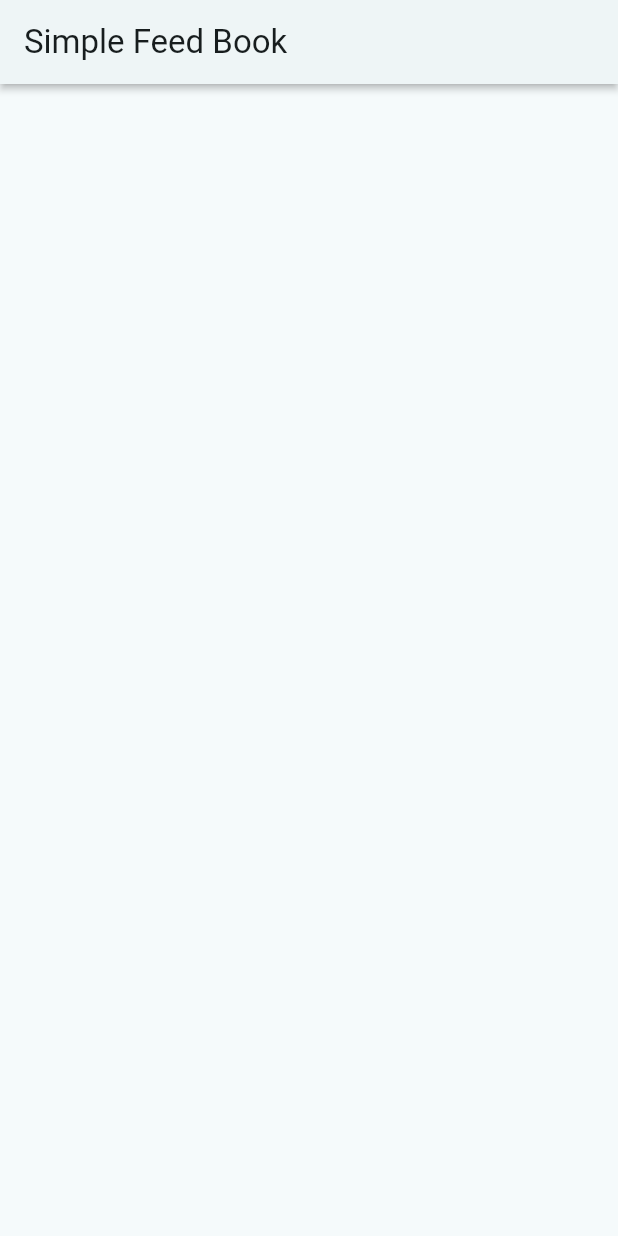
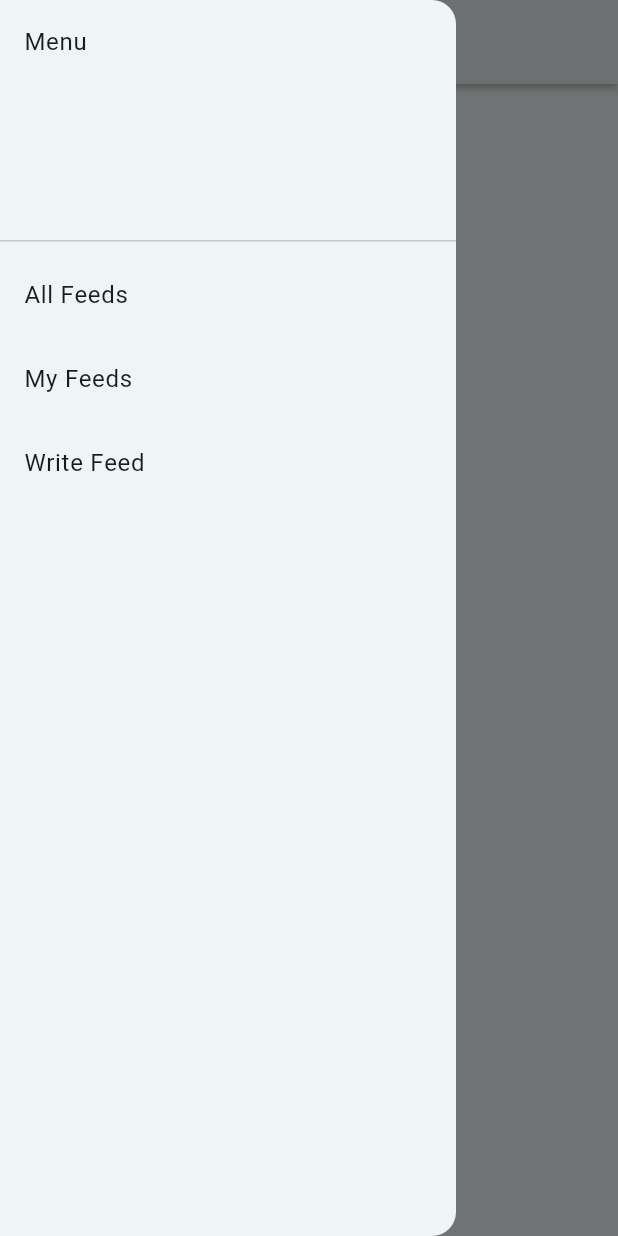
Before and after one commit to GuardJo/simple-feed-book, a Flutter app: the screen it shows after launch, with the side drawer open (before the commit the screen has no drawer), on a phone screen of 412 x 824 dp. Run offline on Flutter 3.47's test engine with Material 3 defaults, Android fonts, the phone set to English and light mode, and no system bars.

Commit message:
#5 사이드 바 메뉴 화면 구현
- AllFeed, MyFeed, WriteFeed 메뉴 탭 구현
    - Scaffold widget 내 하위 속성 중 drawer 속성을 기반으로 구현
- 메인 페이지 별도 객체로 분리

```diff
--- a/frontend/feedbook_ui/lib/main.dart
+++ b/frontend/feedbook_ui/lib/main.dart
@@ -1,30 +1,6 @@
+import 'package:feedbook_ui/pages/main_page.dart';
 import 'package:flutter/material.dart';
 
 void main() {
-  runApp(const MyApp());
+  runApp(const AllFeedPage());
 }
-
-class MyApp extends StatelessWidget {
-  final String _appName = "Simple Feed Book";
-  const MyApp({super.key});
-
-  // This widget is the root of your application.
-  @override
-  Widget build(BuildContext context) {
-    return MaterialApp(
-      title: _appName,
-      theme: ThemeData(
-        colorScheme: ColorScheme.fromSeed(seedColor: Colors.white),
-        useMaterial3: true,
-      ),
-      home: Scaffold(
-        appBar: AppBar(
-          title: Text(_appName),
-          backgroundColor: Colors.white,
-          shadowColor: Colors.black,
-          elevation: 2,
-        ),
-      ),
-    );
-  }
-}
--- /dev/null
+++ b/frontend/feedbook_ui/lib/pages/main_page.dart
@@ -0,0 +1,82 @@
+import 'package:flutter/material.dart';
+
+class AllFeedPage extends StatefulWidget {
+  const AllFeedPage({super.key});
+
+  @override
+  State<AllFeedPage> createState() => _AllFeedPageState();
+}
+
+class _AllFeedPageState extends State<AllFeedPage> {
+  final String _appName = "Simple Feed Book";
+
+  PageType pageType = PageType.allFeed;
+
+  void _onTapUpdate(PageType pageType) {
+    setState(() {
+      pageType = pageType;
+    });
+  }
+
+  // This widget is the root of your application.
+  @override
+  Widget build(BuildContext context) {
+    return MaterialApp(
+      title: _appName,
+      theme: ThemeData(
+        colorScheme: ColorScheme.fromSeed(seedColor: Colors.white),
+        useMaterial3: true,
+      ),
+      home: Scaffold(
+        appBar: AppBar(
+          title: Text(_appName),
+          backgroundColor: Colors.white,
+          shadowColor: const Color(0xFF000000),
+          elevation: 2,
+        ),
+        drawer: Drawer(
+          child: ListView(
+            children: [
+              const DrawerHeader(
+                child: Text("Menu"),
+              ),
+              ListTile(
+                title: const Text(
+                  "All Feeds",
+                ),
+                onTap: () {
+                  _onTapUpdate(PageType.allFeed);
+                  Navigator.pop(context);
+                },
+              ),
+              ListTile(
+                title: const Text(
+                  "My Feeds",
+                ),
+                onTap: () {
+                  _onTapUpdate(PageType.allFeed);
+                  Navigator.pop(context);
+                },
+              ),
+              ListTile(
+                title: const Text(
+                  "Write Feed",
+                ),
+                onTap: () {
+                  _onTapUpdate(PageType.allFeed);
+                  Navigator.pop(context);
+                },
+              ),
+            ],
+          ),
+        ),
+      ),
+    );
+  }
+}
+
+enum PageType {
+  allFeed,
+  myFeed,
+  writeFeed,
+}
```
Also changed, not shown: 1 other file.
